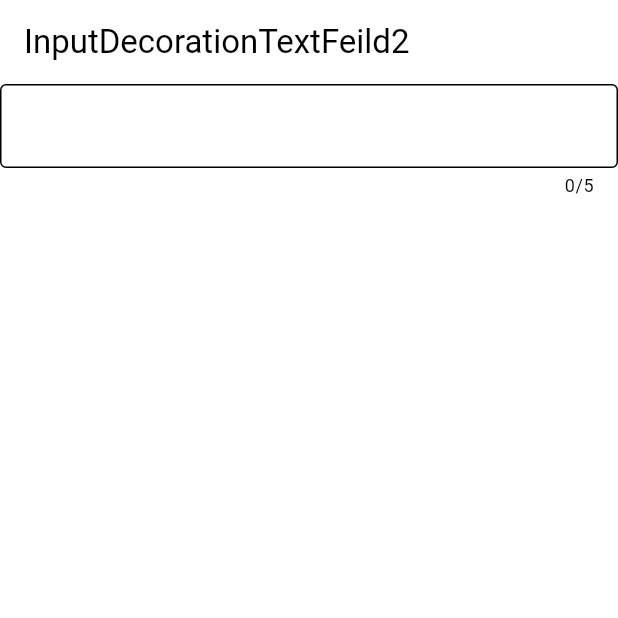
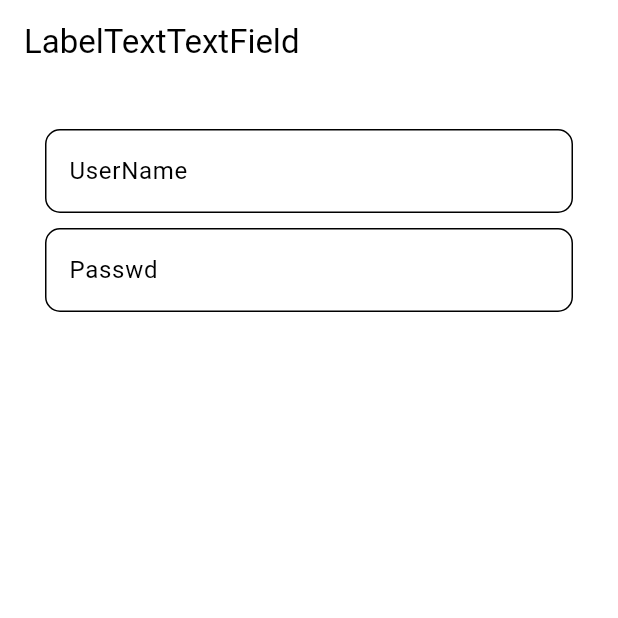
Before and after one commit to Yomiamy/FlutterPractice, a Flutter app: the screen it shows after launch, on a phone screen of 412 x 824 dp, the top half of it. Run offline on Flutter 3.47's test engine with Material 3 defaults, Android fonts, the phone set to English and light mode, and no system bars; our stand-ins replace bloc, dio, equatable, flutter_bloc, formz; missing offline and left inert: dart:ffi, drag_container; accounts and stored records are empty.

Commit message:
(TextField 9.) --- LabelTextTextField

```diff
--- a/lib/main.dart
+++ b/lib/main.dart
@@ -15,6 +15,7 @@ import 'package:flutter_practice/gesture/TapTextWidget.dart';
 import 'package:flutter_practice/text_field/FocusNodeTextField.dart';
 import 'package:flutter_practice/text_field/InputDecorationTextFeild.dart';
 import 'package:flutter_practice/text_field/InputDecorationTextFeild2.dart';
+import 'package:flutter_practice/text_field/LabelTextTextField.dart';
 import 'package:flutter_practice/text_field/LengthLineLimitTextField.dart';
 
 import 'bloc/increment_count/bloc.dart';
@@ -46,6 +47,6 @@ class MyApp extends StatelessWidget {
                 primary: Color.fromRGBO(72, 74, 126, 1)
             )
         ),
-        home: const InputDecorationTextFeild2());
+        home: const LabelTextTextField());
   }
 }
--- /dev/null
+++ b/lib/text_field/LabelTextTextField.dart
@@ -0,0 +1,33 @@
+import 'package:flutter/material.dart';
+
+class LabelTextTextField extends StatelessWidget {
+  const LabelTextTextField({super.key});
+
+  @override
+  Widget build(BuildContext context) {
+    return Scaffold(
+        appBar: AppBar(
+          title: const Text('LabelTextTextField'),
+        ),
+        body: Container(
+          margin: const EdgeInsets.all(30.0),
+          child: const Column(children: <Widget>[
+            TextField(
+                decoration: InputDecoration(
+                    labelText: 'UserName',
+                  hintText: 'UserName',
+                  border: OutlineInputBorder(borderRadius: BorderRadius.all(Radius.circular(10))
+                ))),
+
+            SizedBox(height: 10),
+
+            TextField(
+                decoration: InputDecoration(
+                    labelText: 'Passwd',
+                    hintText: 'Passwd',
+                    border: OutlineInputBorder(borderRadius: BorderRadius.all(Radius.circular(10))
+                    )))
+          ]),
+        ));
+  }
+}
```
